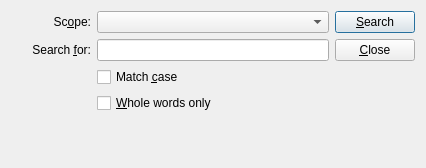
Qt form src/plugins/find/finddialog.ui (qt-creator/qt-creator) before a commit.
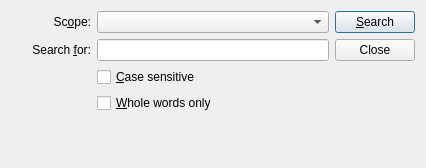
The same form after that commit.

Commit message: improve accels in find-in-files dialog.

```diff
--- a/src/plugins/find/finddialog.ui
+++ b/src/plugins/find/finddialog.ui
@@ -85,10 +85,10 @@
      <item row="1" column="1" >
       <widget class="QLineEdit" name="searchTerm" />
      </item>
-     <item row="1" column="2" >
-      <widget class="QPushButton" name="closeButton" >
-       <property name="text" >
-        <string>&amp;Close</string>
+     <item row="1" column="2">
+      <widget class="QPushButton" name="closeButton">
+       <property name="text">
+        <string>Close</string>
        </property>
       </widget>
      </item>
@@ -102,10 +102,10 @@
        </property>
       </widget>
      </item>
-     <item row="2" column="1" >
-      <widget class="QCheckBox" name="matchCase" >
-       <property name="text" >
-        <string>Match &amp;case</string>
+     <item row="2" column="1">
+      <widget class="QCheckBox" name="matchCase">
+       <property name="text">
+        <string>&amp;Case sensitive</string>
        </property>
       </widget>
      </item>
```
Left out of the diff: 85 changed lines with no effect on the pictures. The commit also changes 4 other files.
